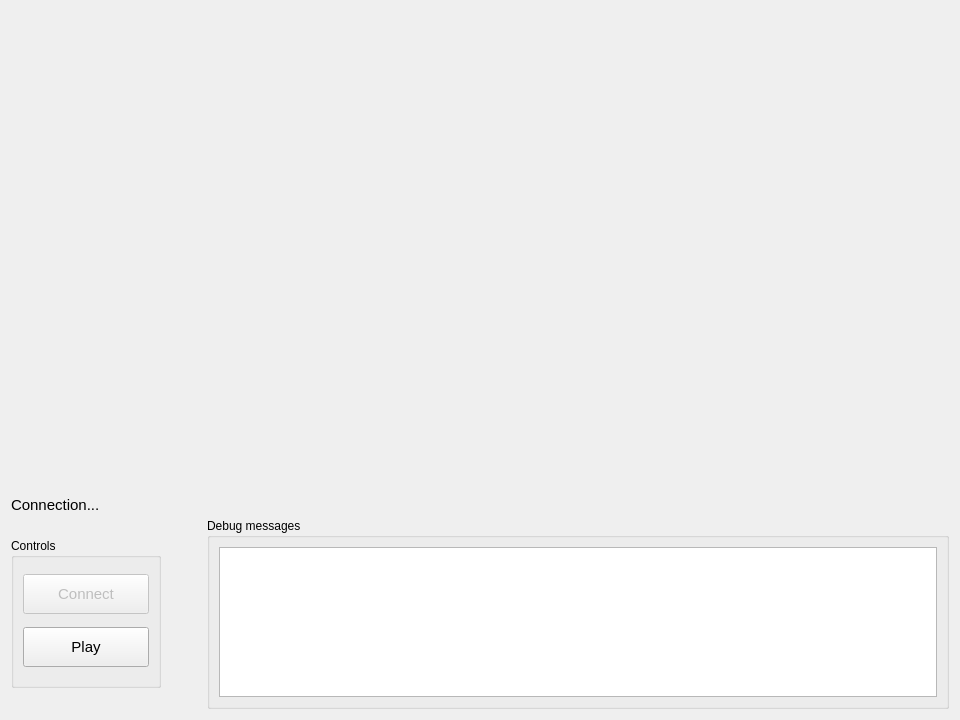
Before: the Qt Designer form form.ui in expoolleet/pi-tracking-stream-receiver, drawn with Qt 5.
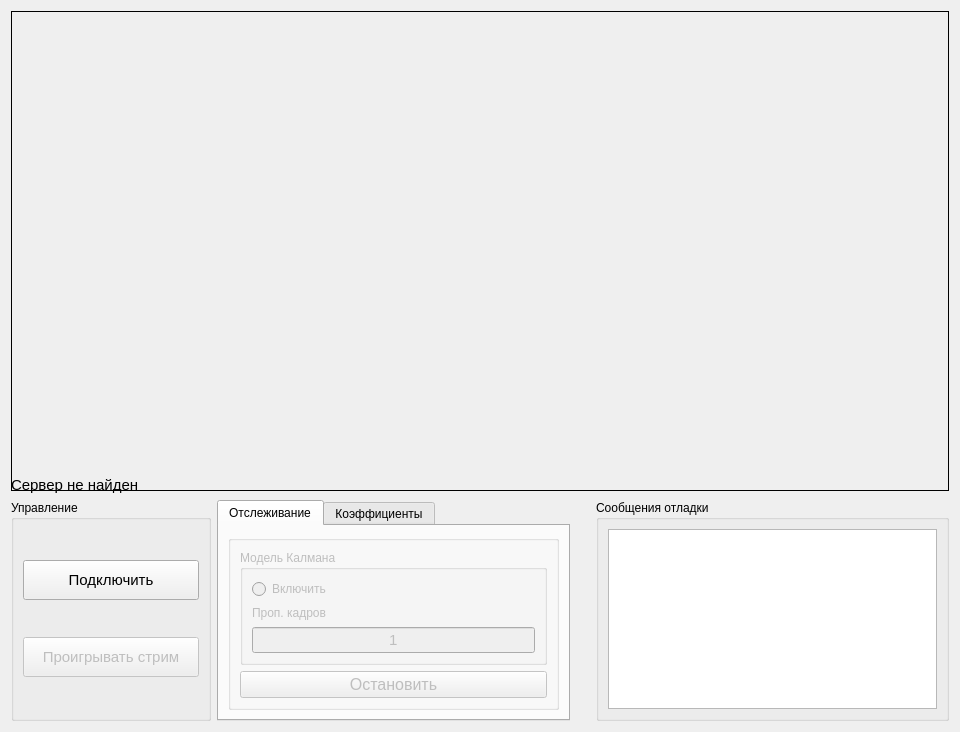
After: the same form once the commit is applied.

What changed in the file:
```diff
--- a/form.ui
+++ b/form.ui
@@ -7,7 +7,7 @@
     <x>0</x>
     <y>0</y>
     <width>960</width>
-    <height>720</height>
+    <height>732</height>
    </rect>
   </property>
   <property name="minimumSize">
@@ -52,7 +52,7 @@
         <enum>QFrame::Shape::Panel</enum>
        </property>
        <property name="lineWidth">
-        <number>-2</number>
+        <number>1</number>
        </property>
        <property name="text">
         <string/>
@@ -82,7 +82,7 @@
        <property name="maximumSize">
         <size>
          <width>16777215</width>
-         <height>15</height>
+         <height>20</height>
         </size>
        </property>
        <property name="font">
@@ -91,7 +91,7 @@
         </font>
        </property>
        <property name="text">
-        <string>Connection...</string>
+        <string>Сервер не найден</string>
        </property>
       </widget>
      </item>
@@ -101,24 +101,24 @@
         <widget class="QGroupBox" name="controlsBox">
          <property name="minimumSize">
           <size>
-           <width>150</width>
+           <width>200</width>
            <height>0</height>
           </size>
          </property>
          <property name="maximumSize">
           <size>
            <width>16777215</width>
-           <height>150</height>
+           <height>16777215</height>
           </size>
          </property>
          <property name="title">
-          <string>Controls</string>
+          <string>Управление</string>
          </property>
          <layout class="QVBoxLayout" name="verticalLayout">
           <item>
            <widget class="QPushButton" name="connectButton">
             <property name="enabled">
-             <bool>false</bool>
+             <bool>true</bool>
             </property>
             <property name="minimumSize">
              <size>
@@ -138,12 +138,15 @@
              </font>
             </property>
             <property name="text">
-             <string>Connect</string>
+             <string>Подключить</string>
             </property>
            </widget>
           </item>
           <item>
-           <widget class="QPushButton" name="toggleButton">
+           <widget class="QPushButton" name="toggle_button">
+            <property name="enabled">
+             <bool>false</bool>
+            </property>
             <property name="minimumSize">
              <size>
               <width>0</width>
@@ -156,13 +159,227 @@
              </font>
             </property>
             <property name="text">
-             <string>Play</string>
+             <string>Проигрывать стрим</string>
             </property>
            </widget>
           </item>
          </layout>
         </widget>
        </item>
+       <item>
+        <widget class="QTabWidget" name="tabWidget">
+         <property name="currentIndex">
+          <number>0</number>
+         </property>
+         <widget class="QWidget" name="tab">
+          <attribute name="title">
+           <string>Отслеживание</string>
+          </attribute>
+          <layout class="QHBoxLayout" name="horizontalLayout_3">
+           <item>
+            <widget class="QGroupBox" name="tracking_group_box">
+             <property name="enabled">
+              <bool>false</bool>
+             </property>
+             <property name="maximumSize">
+              <size>
+               <width>400</width>
+               <height>16777215</height>
+              </size>
+             </property>
+             <property name="title">
+              <string/>
+             </property>
+             <property name="flat">
+              <bool>false</bool>
+             </property>
+             <layout class="QVBoxLayout" name="verticalLayout_5">
+              <item>
+               <widget class="QGroupBox" name="kalman_group_box">
+                <property name="title">
+                 <string>Модель Калмана</string>
+                </property>
+                <layout class="QVBoxLayout" name="verticalLayout_6">
+                 <item>
+                  <layout class="QVBoxLayout" name="verticalLayout_4">
+                   <item>
+                    <widget class="QRadioButton" name="kalman_radio_button">
+                     <property name="text">
+                      <string>Включить</string>
+                     </property>
+                    </widget>
+                   </item>
+                   <item>
+                    <widget class="QLabel" name="label">
+                     <property name="maximumSize">
+                      <size>
+                       <width>16777215</width>
+                       <height>20</height>
+                      </size>
+                     </property>
+                     <property name="text">
+                      <string>Проп. кадров</string>
+                     </property>
+                    </widget>
+                   </item>
+                   <item>
+                    <widget class="QLineEdit" name="skip_frame_line_edit">
+                     <property name="maximumSize">
+                      <size>
+                       <width>16777215</width>
+                       <height>16777215</height>
+                      </size>
+                     </property>
+                     <property name="font">
+                      <font>
+                       <pointsize>11</pointsize>
+                      </font>
+                     </property>
+                     <property name="inputMask">
+                      <string notr="true" extracomment="0"/>
+                     </property>
+                     <property name="text">
+                      <string>1</string>
+                     </property>
+                     <property name="maxLength">
+                      <number>100</number>
+                     </property>
+                     <property name="frame">
+                      <bool>true</bool>
+                     </property>
+                     <property name="alignment">
+                      <set>Qt::AlignmentFlag::AlignCenter</set>
+                     </property>
+                    </widget>
+                   </item>
+                  </layout>
+                 </item>
+                </layout>
+               </widget>
+              </item>
+              <item>
+               <widget class="QPushButton" name="tracker_stop_button">
+                <property name="maximumSize">
+                 <size>
+                  <width>16777215</width>
+                  <height>16777215</height>
+                 </size>
+                </property>
+                <property name="font">
+                 <font>
+                  <pointsize>12</pointsize>
+                 </font>
+                </property>
+                <property name="text">
+                 <string>Остановить</string>
+                </property>
+               </widget>
+              </item>
+             </layout>
+            </widget>
+           </item>
+          </layout>
+         </widget>
+         <widget class="QWidget" name="tab_2">
+          <attribute name="title">
+           <string>Коэффициенты</string>
+          </attribute>
+          <layout class="QVBoxLayout" name="verticalLayout_8">
+           <item>
+            <widget class="QGroupBox" name="cfs_group_box">
+             <property name="enabled">
+              <bool>false</bool>
+             </property>
+             <property name="maximumSize">
+              <size>
+               <width>400</width>
+               <height>16777215</height>
+              </size>
+             </property>
+             <property name="title">
+              <string/>
+             </property>
+             <layout class="QVBoxLayout" name="verticalLayout_7">
+              <item>
+               <widget class="QLineEdit" name="line_edit_c1">
+                <property name="font">
+                 <font>
+                  <pointsize>11</pointsize>
+                 </font>
+                </property>
+                <property name="alignment">
+                 <set>Qt::AlignmentFlag::AlignCenter</set>
+                </property>
+                <property name="placeholderText">
+                 <string>C1</string>
+                </property>
+               </widget>
+              </item>
+              <item>
+               <widget class="QLineEdit" name="line_edit_c2">
+                <property name="font">
+                 <font>
+                  <pointsize>11</pointsize>
+                 </font>
+                </property>
+                <property name="alignment">
+                 <set>Qt::AlignmentFlag::AlignCenter</set>
+                </property>
+                <property name="placeholderText">
+                 <string>C2</string>
+                </property>
+               </widget>
+              </item>
+              <item>
+               <widget class="QLineEdit" name="line_edit_c3">
+                <property name="font">
+                 <font>
+                  <pointsize>11</pointsize>
+                 </font>
+                </property>
+                <property name="alignment">
+                 <set>Qt::AlignmentFlag::AlignCenter</set>
+                </property>
+                <property name="placeholderText">
+                 <string>C3</string>
+                </property>
+               </widget>
+              </item>
+              <item>
+               <widget class="QPushButton" name="send_cfs_push_button">
+                <property name="font">
+                 <font>
+                  <pointsize>11</pointsize>
+                 </font>
+                </property>
+                <property name="text">
+                 <string>Отправить</string>
+                </property>
+               </widget>
+              </item>
+             </layout>
+            </widget>
+           </item>
+          </layout>
+         </widget>
+        </widget>
+       </item>
+       <item>
+        <spacer name="horizontalSpacer_2">
+         <property name="orientation">
+          <enum>Qt::Orientation::Horizontal</enum>
+         </property>
+         <property name="sizeType">
+          <enum>QSizePolicy::Policy::Fixed</enum>
+         </property>
+         <property name="sizeHint" stdset="0">
+          <size>
+           <width>10</width>
+           <height>20</height>
+          </size>
+         </property>
+        </spacer>
+       </item>
        <item>
         <spacer name="horizontalSpacer">
          <property name="orientation">
@@ -173,7 +390,7 @@
          </property>
          <property name="sizeHint" stdset="0">
           <size>
-           <width>40</width>
+           <width>10</width>
            <height>20</height>
           </size>
          </property>
@@ -188,7 +405,7 @@
           </size>
          </property>
          <property name="title">
-          <string>Debug messages</string>
+          <string>Сообщения отладки</string>
          </property>
          <layout class="QVBoxLayout" name="verticalLayout_3">
           <item>
```
Left out of the diff: 6 changed lines with no effect on the pictures.
